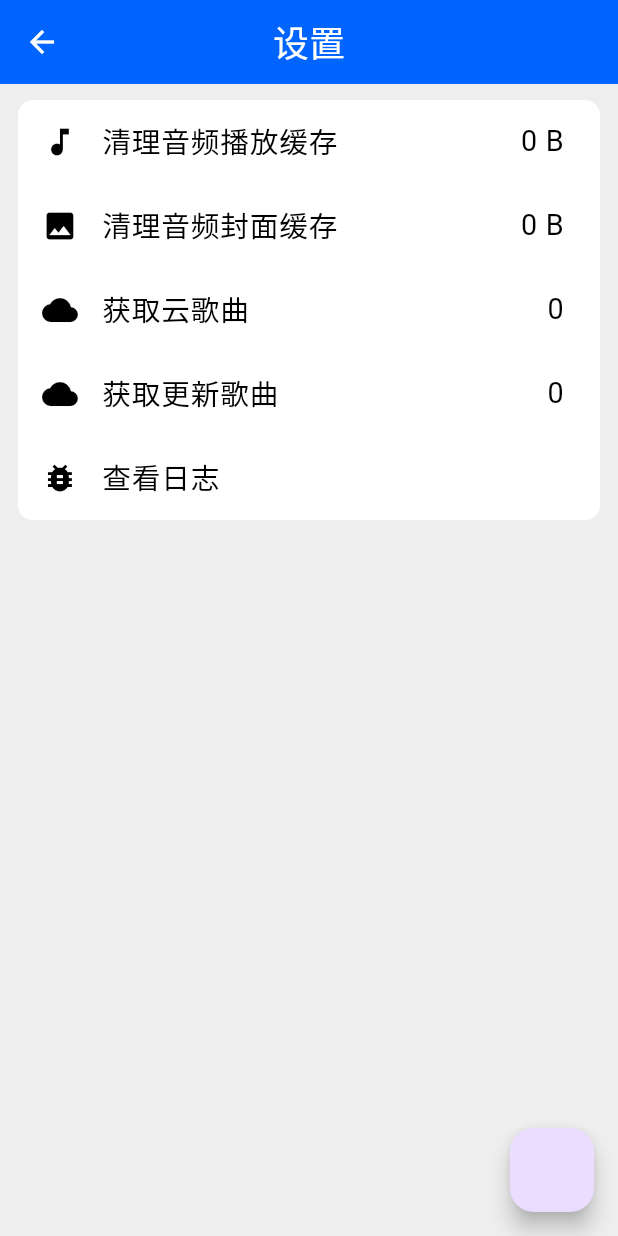
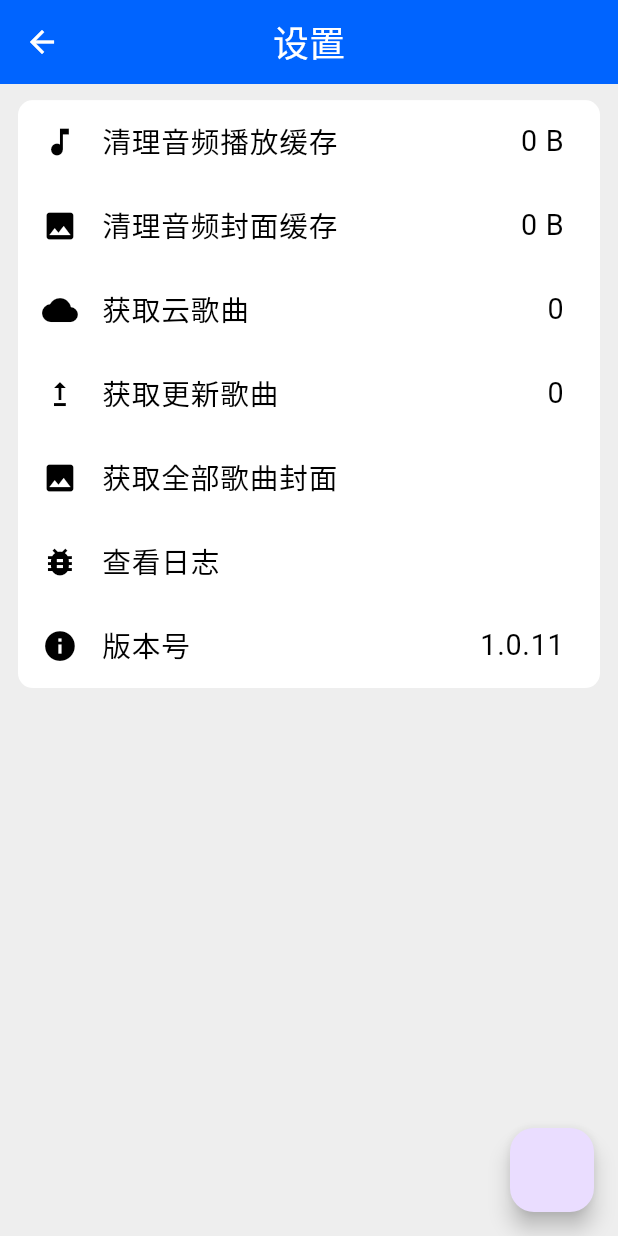
Before and after one commit to autumn-moon-py/autumn_music, a Flutter app: the SettingPage screen opened directly, on a phone screen of 412 x 824 dp. Run offline on Flutter 3.47's test engine with Material 3 defaults, Android fonts, the phone set to English and light mode, and no system bars; our stand-ins replace audio_service, audio_video_progress_bar, audioplayers, blur, dio, flutter_easyloading and 8 more; missing offline and left inert: flutter_background, id3tag, indexed_list_view, keframe, mini_music_visualizer, minio and 1 more; accounts and stored records are empty.

Commit message:
feat(music): 增加版本号显示和歌曲封面缓存功能
- 在设置页面添加版本号显示
- 实现歌曲封面缓存功能
- 移除音频会话相关代码
- 优化搜索功能，添加键盘焦点取消支持
- 更新依赖：
  - audio_session: 从 0.1.23 降至 transitive
  - keyboard_dismisser: 新增 3.0.0
  - package_info_plus: 新增 8.1.2
  - win32: 新增 5.9.0
  - package_info_plus_platform_interface: 新增 3.0.2

```diff
--- a/lib/pages/setting/page.dart
+++ b/lib/pages/setting/page.dart
@@ -49,10 +49,7 @@ class _SettingPageState extends State<SettingPage> {
       appBar: _buildAppBar(),
       body: _buildBody(),
       floatingActionButton: FloatingActionButton(onPressed: () async {
-        final r2 = R2Cloud();
-        await r2.init();
-        SongManager.tempList = await r2.getNewSongList();
-        await SongManager.getCloudSongs();
+        //
       }),
     );
   }
@@ -102,7 +99,9 @@ class _SettingPageState extends State<SettingPage> {
         cacheTile2,
         _cloudSongsTile(),
         _cloudSongsTile2(),
-        toLogPage()
+        _cloudSongsTile3(),
+        toLogPage(),
+        _buildVersionTile()
       ])
           .color(Colors.white)
           .clipRRect(all: 10)
@@ -118,6 +117,13 @@ class _SettingPageState extends State<SettingPage> {
         onTap: () {
           Get.to(LogViewerPage());
         });
+  }
+
+  Widget _buildVersionTile() {
+    return ListTile(
+        leading: AppTheme.nI(Icons.info, Colors.black, 20),
+        title: AppTheme.bk("版本号", 16),
+        trailing: AppTheme.bk(Global.version, 16));
   }
 
   Widget _cacheTile(
@@ -157,7 +163,7 @@ class _SettingPageState extends State<SettingPage> {
 
   Widget _cloudSongsTile2() {
     return ListTile(
-      leading: AppTheme.nI(Icons.cloud, Colors.black, 20),
+      leading: AppTheme.nI(Icons.upgrade, Colors.black, 20),
       title: AppTheme.bk("获取更新歌曲", 16),
       trailing: AppTheme.bk(SongManager.tempList.length.toString(), 16),
       onTap: () async {
@@ -172,4 +178,19 @@ class _SettingPageState extends State<SettingPage> {
       },
     );
   }
+
+  Widget _cloudSongsTile3() {
+    return ListTile(
+      leading: AppTheme.nI(Icons.image, Colors.black, 20),
+      title: AppTheme.bk("获取全部歌曲封面", 16),
+      onTap: () async {
+        Global.t.p();
+        final list = SongManager.playlist;
+        for (var model in list) {
+          await model.cacheCover();
+        }
+        Global.t.cancel();
+      },
+    );
+  }
 }
--- a/lib/pages/song_detail/page.dart
+++ b/lib/pages/song_detail/page.dart
@@ -106,9 +106,9 @@ class _SongDetilsPageState extends State<SongDetilsPage> {
       return Scaffold(
           body: Stack(children: [
         songPage(model),
-        top(model),
+        top(model).padding(top: ScreenUtil().statusBarHeight),
         bottom(model),
-      ])).safeArea();
+      ]));
     });
   }
 }
--- a/lib/pages/song_list/widget.dart
+++ b/lib/pages/song_list/widget.dart
@@ -35,7 +35,8 @@ Widget songCard(SongModel model) {
       ]),
       Spacer(),
       Obx(() {
-        final isPlay = SongManager.nowSongModel.value == model;
+        final cModel = SongManager.nowSongModel.value;
+        final isPlay = cModel == model && model.isPlaying.value;
         return isPlay
             ? MiniMusicVisualizer(
                 animate: true,
```
Also changed, not shown: lib/common/global.dart (+11 -33 lines), lib/core/models/song_model.dart (+7 -2 lines), lib/utils/error_catch.dart (+13 -4 lines), lib/widgets/big_widgets.dart (+11 -9 lines), pubspec.yaml (+5 -3 lines), pubspec.lock, 1 other file.
